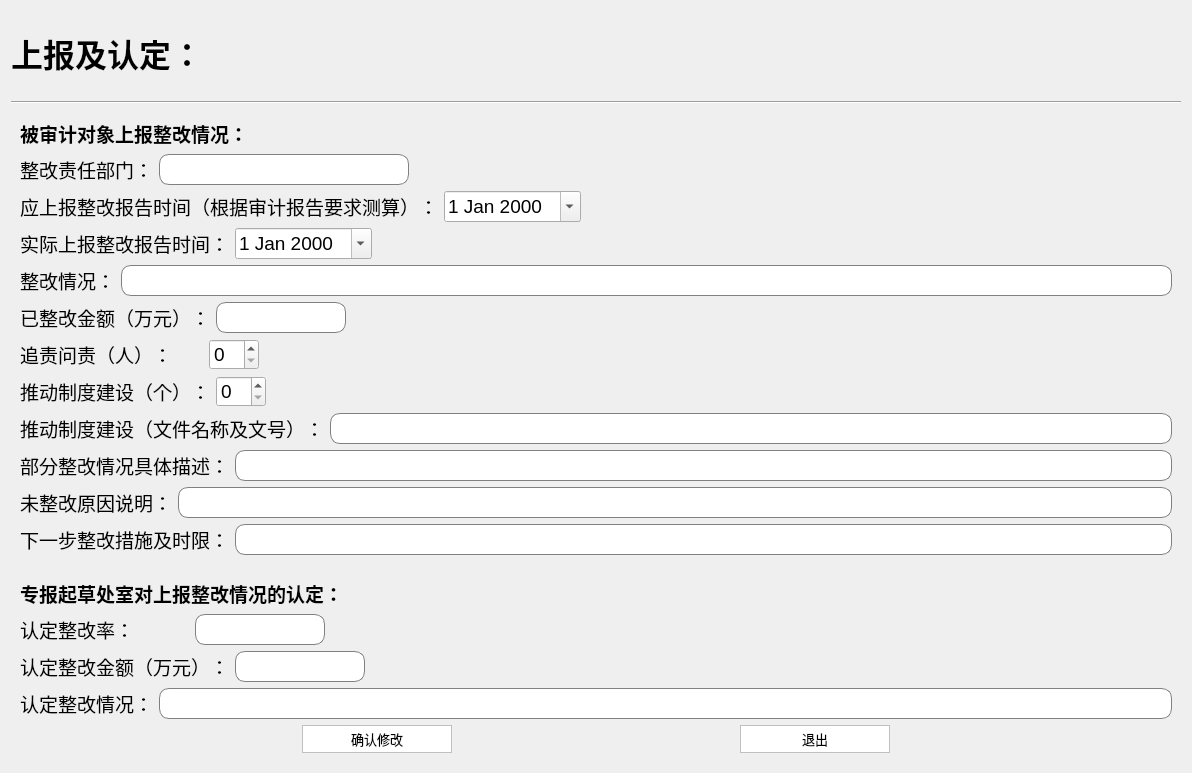
The window that ui_dir/zgrevise.ui (wind-sword/Audit) describes before a commit, drawn with Qt 5.
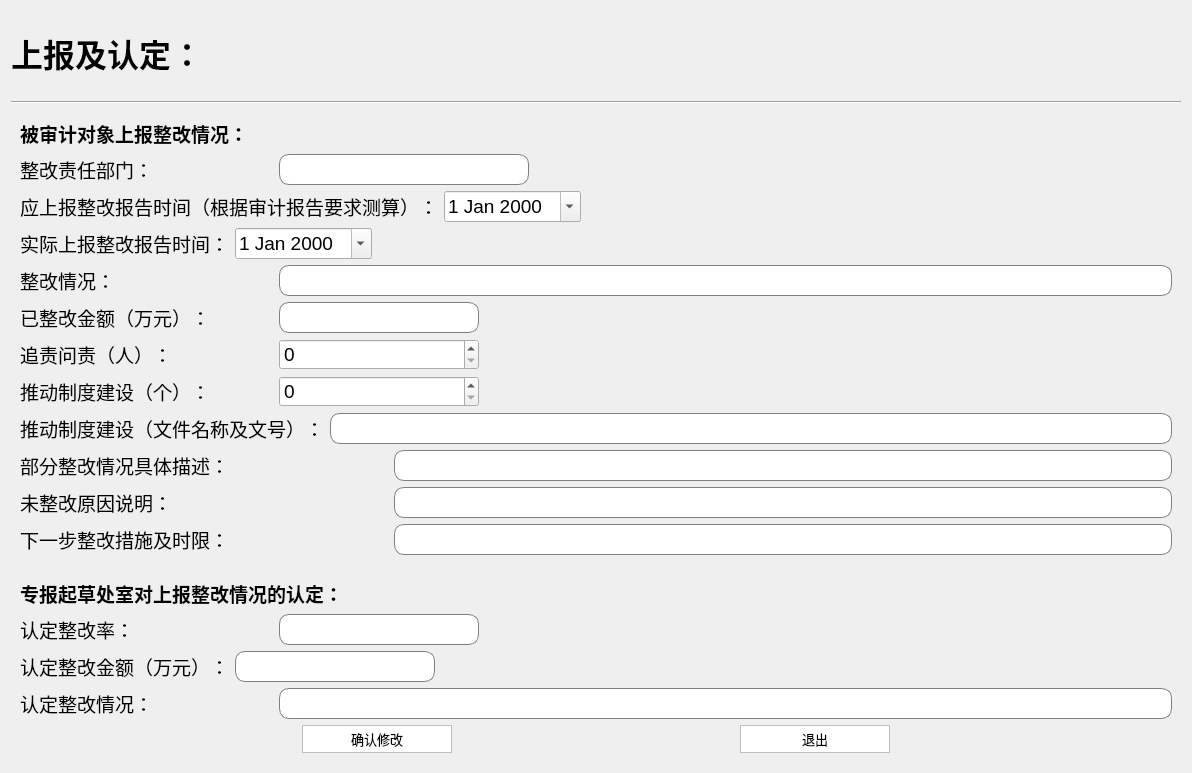
The same window after the commit.

What changed in the file:
```diff
--- a/ui_dir/zgrevise.ui
+++ b/ui_dir/zgrevise.ui
@@ -97,6 +97,12 @@
        <layout class="QHBoxLayout" name="horizontalLayout_14">
         <item>
          <widget class="QLabel" name="label_3">
+          <property name="minimumSize">
+           <size>
+            <width>253</width>
+            <height>0</height>
+           </size>
+          </property>
           <property name="font">
            <font>
             <pointsize>14</pointsize>
@@ -223,6 +229,12 @@
        <layout class="QHBoxLayout" name="horizontalLayout_7">
         <item>
          <widget class="QLabel" name="label_6">
+          <property name="minimumSize">
+           <size>
+            <width>253</width>
+            <height>0</height>
+           </size>
+          </property>
           <property name="font">
            <font>
             <pointsize>14</pointsize>
@@ -248,6 +260,12 @@
        <layout class="QHBoxLayout" name="horizontalLayout_3" stretch="1,1,5">
         <item>
          <widget class="QLabel" name="label_7">
+          <property name="minimumSize">
+           <size>
+            <width>253</width>
+            <height>0</height>
+           </size>
+          </property>
           <property name="font">
            <font>
             <pointsize>14</pointsize>
@@ -262,7 +280,7 @@
          <widget class="QLineEdit" name="lineEdit_3">
           <property name="maximumSize">
            <size>
-            <width>130</width>
+            <width>200</width>
             <height>16777215</height>
            </size>
           </property>
@@ -292,6 +310,12 @@
        <layout class="QHBoxLayout" name="horizontalLayout_12" stretch="1,0,5">
         <item>
          <widget class="QLabel" name="label_8">
+          <property name="minimumSize">
+           <size>
+            <width>253</width>
+            <height>0</height>
+           </size>
+          </property>
           <property name="font">
            <font>
             <pointsize>14</pointsize>
@@ -304,6 +328,12 @@
         </item>
         <item>
          <widget class="QSpinBox" name="spinBox">
+          <property name="minimumSize">
+           <size>
+            <width>200</width>
+            <height>0</height>
+           </size>
+          </property>
           <property name="font">
            <font>
             <pointsize>14</pointsize>
@@ -330,6 +360,12 @@
        <layout class="QHBoxLayout" name="horizontalLayout_10" stretch="1,0,5">
         <item>
          <widget class="QLabel" name="label_9">
+          <property name="minimumSize">
+           <size>
+            <width>253</width>
+            <height>0</height>
+           </size>
+          </property>
           <property name="font">
            <font>
             <pointsize>14</pointsize>
@@ -342,6 +378,12 @@
         </item>
         <item>
          <widget class="QSpinBox" name="spinBox_2">
+          <property name="minimumSize">
+           <size>
+            <width>200</width>
+            <height>0</height>
+           </size>
+          </property>
           <property name="font">
            <font>
             <pointsize>14</pointsize>
@@ -393,6 +435,12 @@
        <layout class="QHBoxLayout" name="horizontalLayout_4">
         <item>
          <widget class="QLabel" name="label_11">
+          <property name="minimumSize">
+           <size>
+            <width>368</width>
+            <height>0</height>
+           </size>
+          </property>
           <property name="font">
            <font>
             <pointsize>14</pointsize>
@@ -418,6 +466,12 @@
        <layout class="QHBoxLayout" name="horizontalLayout_5">
         <item>
          <widget class="QLabel" name="label_12">
+          <property name="minimumSize">
+           <size>
+            <width>368</width>
+            <height>0</height>
+           </size>
+          </property>
           <property name="font">
            <font>
             <pointsize>14</pointsize>
@@ -443,6 +497,12 @@
        <layout class="QHBoxLayout" name="horizontalLayout_6">
         <item>
          <widget class="QLabel" name="label_13">
+          <property name="minimumSize">
+           <size>
+            <width>368</width>
+            <height>0</height>
+           </size>
+          </property>
           <property name="font">
            <font>
             <pointsize>14</pointsize>
@@ -488,6 +548,12 @@
        <layout class="QHBoxLayout" name="horizontalLayout_9" stretch="1,1,5">
         <item>
          <widget class="QLabel" name="label_14">
+          <property name="minimumSize">
+           <size>
+            <width>253</width>
+            <height>0</height>
+           </size>
+          </property>
           <property name="font">
            <font>
             <pointsize>14</pointsize>
@@ -502,7 +568,7 @@
          <widget class="QLineEdit" name="lineEdit_10">
           <property name="maximumSize">
            <size>
-            <width>130</width>
+            <width>200</width>
             <height>16777215</height>
            </size>
           </property>
@@ -546,7 +612,7 @@
          <widget class="QLineEdit" name="lineEdit_11">
           <property name="maximumSize">
            <size>
-            <width>130</width>
+            <width>200</width>
             <height>16777215</height>
            </size>
           </property>
@@ -576,6 +642,12 @@
        <layout class="QHBoxLayout" name="horizontalLayout_16">
         <item>
          <widget class="QLabel" name="label_16">
+          <property name="minimumSize">
+           <size>
+            <width>253</width>
+            <height>0</height>
+           </size>
+          </property>
           <property name="font">
            <font>
             <pointsize>14</pointsize>
```
